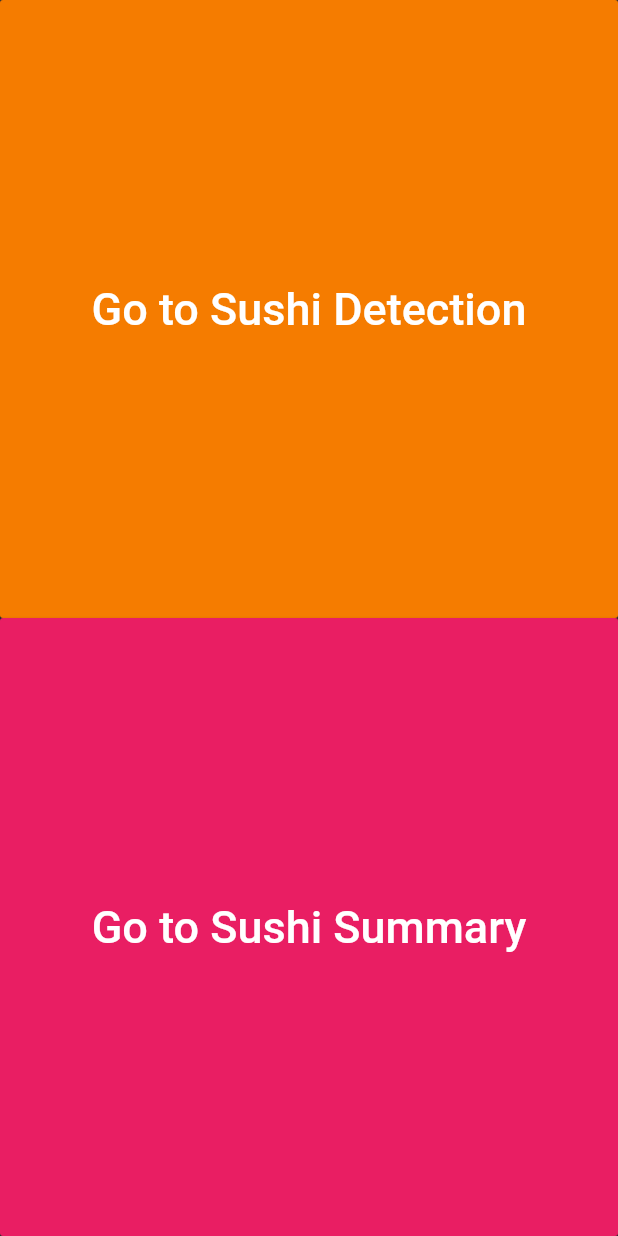
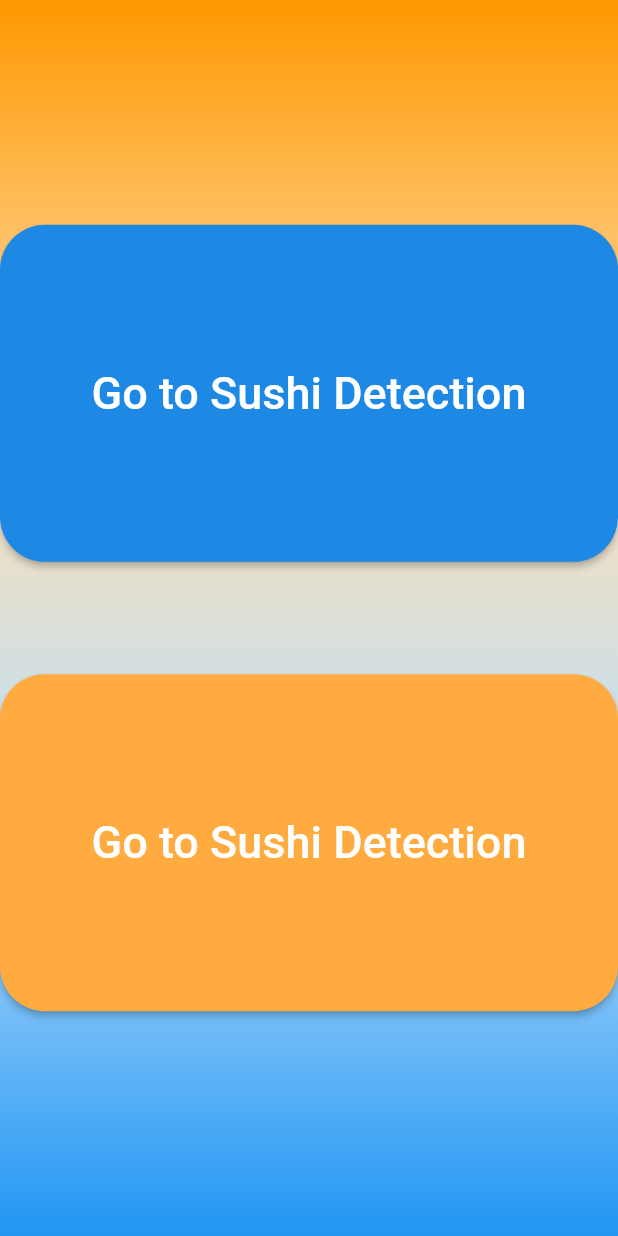
Before and after one commit to sunney23421/sushi, a Flutter app: the screen it shows after launch, on a phone screen of 412 x 824 dp. Run offline on Flutter 3.47's test engine with Material 2 defaults, Android fonts, the phone set to English and light mode, and no system bars; our stand-ins replace image_picker; missing offline and left inert: loading_animations, tflite.

Commit message:
change selection design

```diff
--- a/lib/select.dart
+++ b/lib/select.dart
@@ -14,50 +14,108 @@ class _SelectChoiceState extends State<SelectChoice> {
   Widget build(BuildContext context) {
     double wigthH = MediaQuery.of(context).size.width;
     double heightH = MediaQuery.of(context).size.height;
-    return Scaffold(
-        body: Container(
-      width: double.infinity,
-      height: double.infinity,
-      child: Row(
+    return SafeArea(
+        child: Scaffold(
+      body: new Container(
+        decoration: new BoxDecoration(
+            gradient: new LinearGradient(
+          begin: Alignment.topCenter,
+          end: Alignment.bottomCenter,
+          colors: [
+            Colors.orange,
+            Colors.orange[100],
+            Colors.blue[100],
+            Colors.blue,
+          ],
+        )),
+        child: Center(
+          child: Column(
+            mainAxisAlignment: MainAxisAlignment.center,
             children: [
-          Column(
-            children: [
-              Container(
-                  width: wigthH,
-                  height: heightH / 2,
+              Expanded(flex: 2, child: Container()),
+              // Expanded(flex:3,
+              //     child: Container(
+              //   decoration: BoxDecoration(
+              //       color: Colors.blueAccent,
+              //       shape: BoxShape.rectangle,
+              //       borderRadius: BorderRadius.circular(100)),
+              // )),
+              Expanded(
+                flex: 3,
                 child: RaisedButton(
                   onPressed: () {
                     var rount = new MaterialPageRoute(
                         builder: (BuildContext contex) => new StaticImage2());
                     Navigator.of(context).push(rount);
                   },
+                  shape: RoundedRectangleBorder(
+                      borderRadius: new BorderRadius.circular(30.0)),
                   child: Center(
                       child: Text(
                     "Go to Sushi Detection",
                     style: TextStyle(fontSize: 30),
                   )),
-                    color: Colors.orange[700],
-                  )),
-              Container(
-                  width: wigthH,
-                  height: heightH / 2,
+                ),
+              ),
+              Expanded(flex: 1, child: Container()),
+              Expanded(
+                flex: 3,
                 child: RaisedButton(
                   onPressed: () {
                     var rount = new MaterialPageRoute(
-                          builder: (BuildContext contex) => new SecondPage());
+                        builder: (BuildContext contex) => new StaticImage2());
                     Navigator.of(context).push(rount);
                   },
+                  shape: RoundedRectangleBorder(
+                      borderRadius: new BorderRadius.circular(30.0)),
+                      color: Colors.orangeAccent,
                   child: Center(
                       child: Text(
-                      "Go to Sushi Summary",
+                    "Go to Sushi Detection",
                     style: TextStyle(fontSize: 30),
                   )),
-                    color: Colors.pink[500],
-                  )),
+                ),
+              ),
+              Expanded(flex: 2, child: Container()),
             ],
-          )
-        ],
+          ),
+        ),
       ),
     ));
   }
 }
+
+// Column(
+//   children: [
+//     Container(
+
+//         child: RaisedButton(
+//           onPressed: () {
+//             var rount = new MaterialPageRoute(
+//                 builder: (BuildContext contex) => new StaticImage2());
+//             Navigator.of(context).push(rount);
+//           },
+//           child: Center(
+//               child: Text(
+//             "Go to Sushi Detection",
+//             style: TextStyle(fontSize: 30),
+//           )),
+//           color: Colors.orange[700],
+//         )),
+//     Container(
+
+//         child: RaisedButton(
+//           onPressed: () {
+//             var rount = new MaterialPageRoute(
+//                 builder: (BuildContext contex) => new SecondPage());
+//             Navigator.of(context).push(rount);
+//           },
+//           child: Center(
+//               child: Text(
+//             "Go to Sushi Summary",
+//             style: TextStyle(fontSize: 30),
+//           )),
+//           color: Colors.pink[500],
+//         )),
+//   ],
+// )
```
Also changed, not shown: lib/main.dart (+61 -31 lines), lib/test.dart (deleted, +0 -86 lines). Lines whose indentation alone changed are shown as unchanged.
